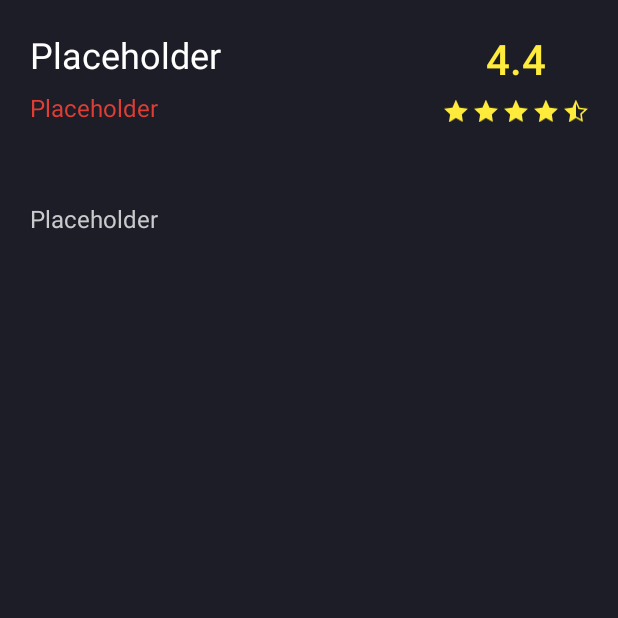
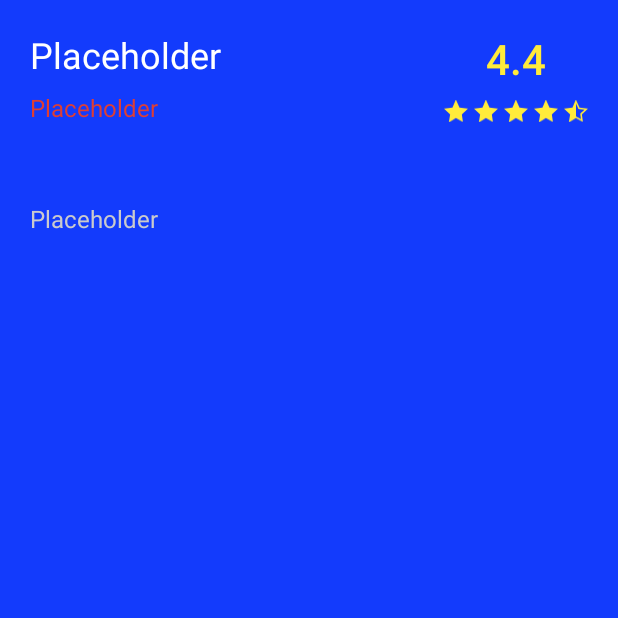
Before and after one commit to dodzin-nik/MeSure, an Android app: the fragment DetailFragment shown on its own in the app's theme, on a phone screen of 412 x 824 dp, the top half of it. Run offline under Robolectric (Android 15) with nearby library versions, the phone set to English and light mode, and no system bars.

Commit message:
Изменение дизайна

```diff
--- a/app/src/main/res/drawable/ic_background.xml
+++ b/app/src/main/res/drawable/ic_background.xml
@@ -1,7 +1,7 @@
 <?xml version="1.0" encoding="utf-8"?>
 <shape xmlns:android="http://schemas.android.com/apk/res/android">
 
-    <solid android:color="#1d1d28" />
+    <solid android:color="#133bfc" />
 
     <corners
         android:topLeftRadius="32dp"
--- a/app/src/main/res/drawable/ic_gradient.xml
+++ b/app/src/main/res/drawable/ic_gradient.xml
@@ -1,8 +1,8 @@
 <?xml version="1.0" encoding="utf-8"?>
 <shape xmlns:android="http://schemas.android.com/apk/res/android">
     <gradient
-        android:startColor="#19012D"
-        android:centerColor="#8619012D"
+        android:startColor="#133bfc"
+        android:centerColor="#1330c0"
         android:endColor="#004F007B"
         android:angle="270" />
     <corners
--- a/app/src/main/res/layout/fragment_detail.xml
+++ b/app/src/main/res/layout/fragment_detail.xml
@@ -4,7 +4,7 @@
     xmlns:tools="http://schemas.android.com/tools"
     android:layout_width="match_parent"
     android:layout_height="match_parent"
-    android:background="@color/black_800"
+    android:background="@color/blue_700"
     tools:context=".DetailFragment">
 
     <LinearLayout
```
Also changed, not shown: app/src/main/res/drawable/shadow_of_the_tomb_raider.jpg (deleted).
